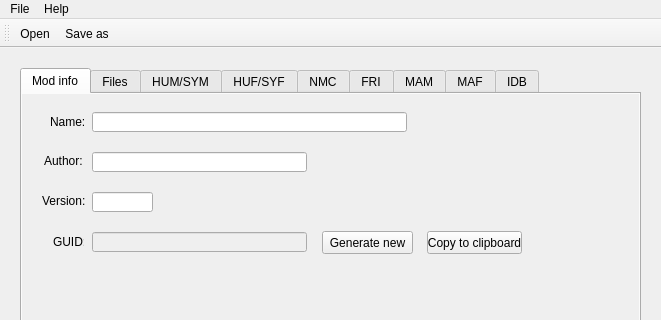
Before: the Qt Designer form mainwindow.ui in eterniti/xv2costcreat, drawn with Qt 5; both pictures show x 0 to 661 and y 0 to 320 of the 661 by 660 pixel window.
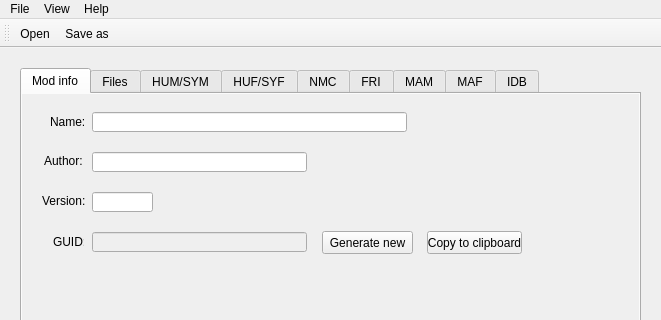
After: the same form once the commit is applied.

```diff
--- a/mainwindow.ui
+++ b/mainwindow.ui
@@ -1903,7 +1903,14 @@
     </property>
     <addaction name="actionAbout"/>
    </widget>
+   <widget class="QMenu" name="menuView">
+    <property name="title">
+     <string>View</string>
+    </property>
+    <addaction name="actionToggle_dark_theme"/>
+   </widget>
    <addaction name="menuFile"/>
+   <addaction name="menuView"/>
    <addaction name="menuHelp"/>
   </widget>
   <widget class="QToolBar" name="mainToolBar">
```
Left out of the diff: 5 changed lines with no effect on the pictures.
